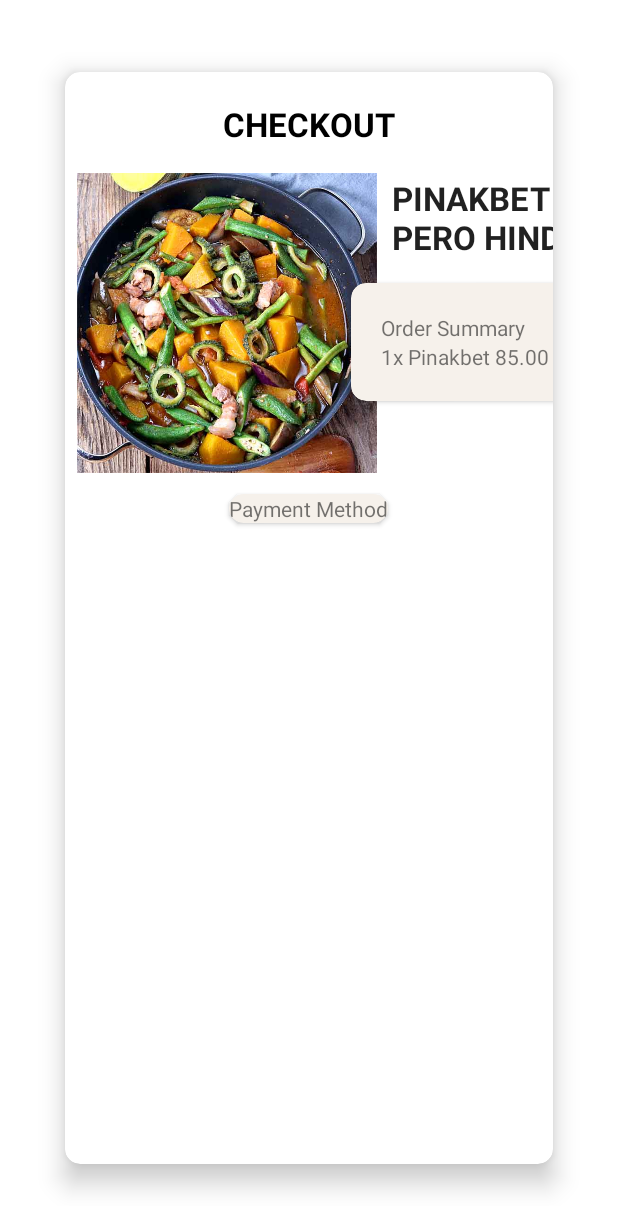
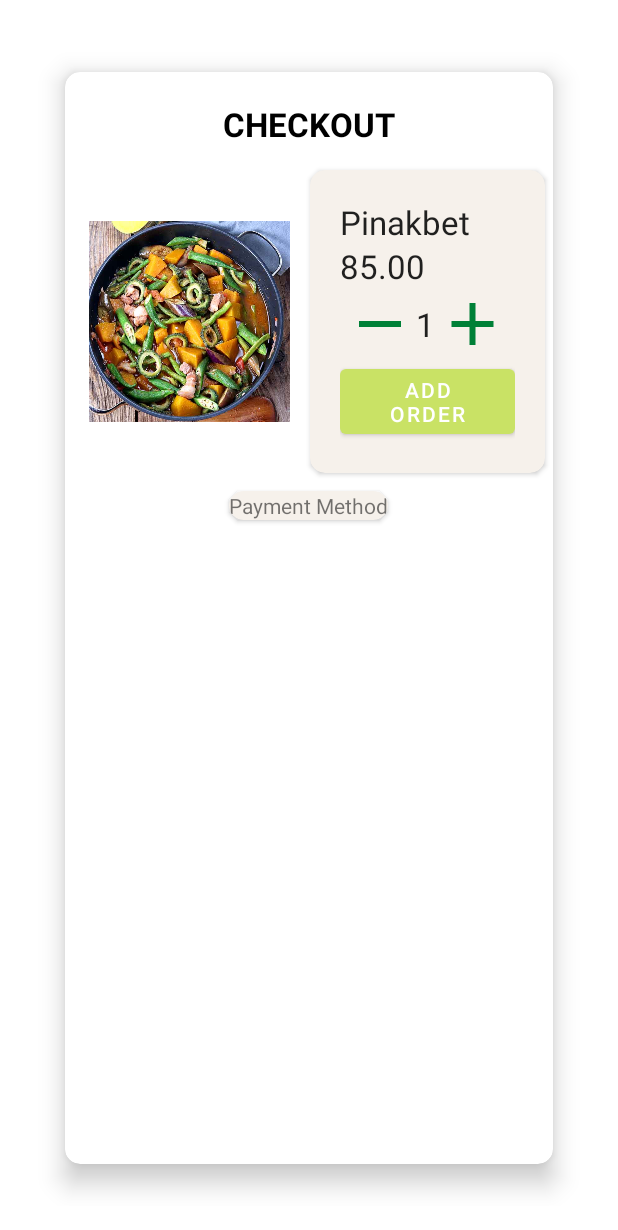
Before and after one commit to Godo-Rogelio/EssFoodmart, an Android app: the layout take_order_dialog.xml on its own in the app's theme, with its tools: preview values and no code run, on a phone screen of 412 x 824 dp. Shown: the top 1230 px of the screen. Run offline under Robolectric (Android 15) with nearby library versions, the phone set to English and light mode, and no system bars.

Commit message:
2022-12-18 - Commit

```diff
--- a/app/src/main/java/com/essfoodmart/BigCanteen/adapter/BCMenuAdapter.java
+++ b/app/src/main/java/com/essfoodmart/BigCanteen/adapter/BCMenuAdapter.java
@@ -4,6 +4,7 @@ import android.content.Context;
 import android.view.LayoutInflater;
 import android.view.View;
 import android.view.ViewGroup;
+import android.widget.ImageView;
 import android.widget.TextView;
 
 import androidx.annotation.NonNull;
@@ -42,6 +43,7 @@ public class BCMenuAdapter extends RecyclerView.Adapter<BCMenuAdapter.Viewholder
         BCMenuModel model = menuItems.get(position);
         holder.txtFoodName.setText(model.getFoodName());
         holder.txtFoodPrice.setText(model.getFoodPrice());
+        holder.imgFood.setImageResource(model.getFoodImage());
 
     }
 
@@ -56,6 +58,7 @@ public class BCMenuAdapter extends RecyclerView.Adapter<BCMenuAdapter.Viewholder
         TextView txtFoodName;
         TextView txtFoodPrice;
         CardView cardItem;
+        ImageView imgFood;
 
         onClickItemListener onClickItemListener;
 
@@ -64,6 +67,7 @@ public class BCMenuAdapter extends RecyclerView.Adapter<BCMenuAdapter.Viewholder
             txtFoodName = itemView.findViewById(R.id.txtFoodName);
             txtFoodPrice = itemView.findViewById(R.id.txtFoodPrice);
             cardItem = itemView.findViewById(R.id.cardItem);
+            imgFood = itemView.findViewById(R.id.imgFood);
 
             itemView.setOnClickListener(this);
             this.onClickItemListener = onClickItemListener;
--- /dev/null
+++ b/app/src/main/res/drawable/ic_add.xml
@@ -0,0 +1,5 @@
+<vector android:height="48dp" android:tint="#008037"
+    android:viewportHeight="24" android:viewportWidth="24"
+    android:width="48dp" xmlns:android="http://schemas.android.com/apk/res/android">
+    <path android:fillColor="@android:color/white" android:pathData="M19,13h-6v6h-2v-6H5v-2h6V5h2v6h6v2z"/>
+</vector>
--- /dev/null
+++ b/app/src/main/res/drawable/ic_minus.xml
@@ -0,0 +1,5 @@
+<vector android:height="48dp" android:tint="#008037"
+    android:viewportHeight="24" android:viewportWidth="24"
+    android:width="48dp" xmlns:android="http://schemas.android.com/apk/res/android">
+    <path android:fillColor="@android:color/white" android:pathData="M19,13H5v-2h14v2z"/>
+</vector>
--- a/app/src/main/res/layout/take_order_dialog.xml
+++ b/app/src/main/res/layout/take_order_dialog.xml
@@ -57,37 +57,28 @@
 
                     <ImageView
                         android:id="@+id/imageView"
-                        android:layout_width="200dp"
-                        android:layout_height="200dp"
+                        android:layout_width="150dp"
+                        android:layout_height="150dp"
                         android:layout_margin="8dp"
+                        android:padding="8dp"
                         android:src="@drawable/pinakbet"
                         app:layout_constraintBottom_toBottomOf="parent"
                         app:layout_constraintStart_toStartOf="parent"
                         app:layout_constraintTop_toTopOf="parent" />
 
-                    <TextView
-                        android:id="@+id/txtFName"
-                        android:layout_width="wrap_content"
-                        android:layout_height="wrap_content"
-                        android:padding="10dp"
-                        android:text="PINAKBET NA BET PINAK PERO HINDI BET"
-                        android:textAppearance="@style/TextAppearance.AppCompat.Large"
-                        android:textStyle="bold"
-                        app:layout_constraintStart_toEndOf="@+id/imageView"
-                        app:layout_constraintTop_toTopOf="parent" />
 
                     <androidx.cardview.widget.CardView
-                        android:layout_width="wrap_content"
+                        android:layout_width="0dp"
                         android:layout_height="wrap_content"
                         app:cardBackgroundColor="@color/userCardColor"
                         app:cardCornerRadius="10dp"
                         app:cardUseCompatPadding="true"
                         app:layout_constraintEnd_toEndOf="parent"
                         app:layout_constraintStart_toEndOf="@+id/imageView"
-                        app:layout_constraintTop_toBottomOf="@+id/txtFName">
+                        app:layout_constraintTop_toTopOf="parent">
 
                         <LinearLayout
-                            android:layout_width="wrap_content"
+                            android:layout_width="match_parent"
                             android:layout_height="wrap_content"
                             android:layout_gravity="center"
                             android:layout_margin="10dp"
@@ -95,14 +86,52 @@
                             android:padding="10dp">
 
                             <TextView
+                                android:id="@+id/txtFood"
                                 android:layout_width="wrap_content"
                                 android:layout_height="wrap_content"
-                                android:text="Order Summary" />
+                                android:textAppearance="@style/TextAppearance.AppCompat.Large"
+                                android:text="Pinakbet" />
 
                             <TextView
+                                android:id="@+id/txtPrice"
                                 android:layout_width="wrap_content"
                                 android:layout_height="wrap_content"
-                                android:text="1x Pinakbet 85.00" />
+                                android:textAppearance="@style/TextAppearance.AppCompat.Large"
+                                android:text="85.00" />
+
+                            <LinearLayout
+                                android:layout_width="match_parent"
+                                android:layout_height="wrap_content"
+                                android:gravity="center"
+                                android:orientation="horizontal">
+
+                                <ImageView
+                                    android:id="@+id/imgMinus"
+                                    android:layout_width="wrap_content"
+                                    android:layout_height="wrap_content"
+                                    android:src="@drawable/ic_minus" />
+
+                                <TextView
+                                    android:id="@+id/txtOrderNumber"
+                                    android:layout_width="wrap_content"
+                                    android:layout_height="wrap_content"
+                                    android:textAppearance="@style/TextAppearance.AppCompat.Large"
+                                    android:text="1" />
+
+                                <ImageView
+                                    android:id="@+id/imgPlus"
+                                    android:layout_width="50dp"
+                                    android:layout_height="wrap_content"
+                                    android:src="@drawable/ic_add" />
+
+                            </LinearLayout>
+
+                            <Button
+                                android:id="@+id/btnAddOrder"
+                                android:text="Add Order"
+                                android:layout_width="match_parent"
+                                android:layout_height="wrap_content"/>
+
 
                         </LinearLayout>
 
@@ -135,9 +164,12 @@
                         android:layout_height="match_parent">
 
                         <TextView
+                            android:layout_width="wrap_content"
+                            android:layout_height="wrap_content"
                             android:text="Payment Method"
-                            android:layout_width="wrap_content"
-                            android:layout_height="wrap_content"/>
+                            app:layout_constraintEnd_toEndOf="parent"
+                            app:layout_constraintStart_toStartOf="parent"
+                            app:layout_constraintTop_toTopOf="parent" />
 
 
                     </androidx.constraintlayout.widget.ConstraintLayout>
```
Also changed, not shown: app/src/main/java/com/essfoodmart/BigCanteen/activity/BigCanteenActivity.java (+54 -6 lines), app/src/main/java/com/essfoodmart/BigCanteen/model/BCMenuModel.java (+11 -1 lines), app/src/main/res/drawable/beef_tapa.png (added), app/src/main/res/drawable/fried_chicken.png (added), app/src/main/res/drawable/pork_bbq.png (added), app/src/main/res/drawable/spaghetti.png (added), 1 other file.
